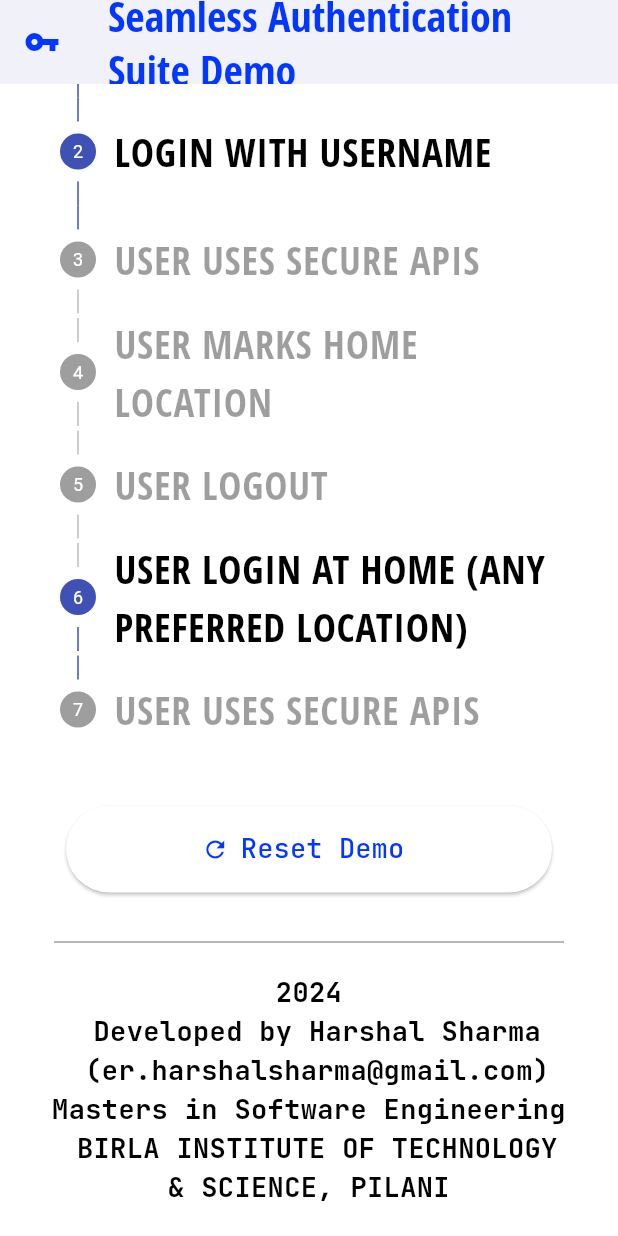
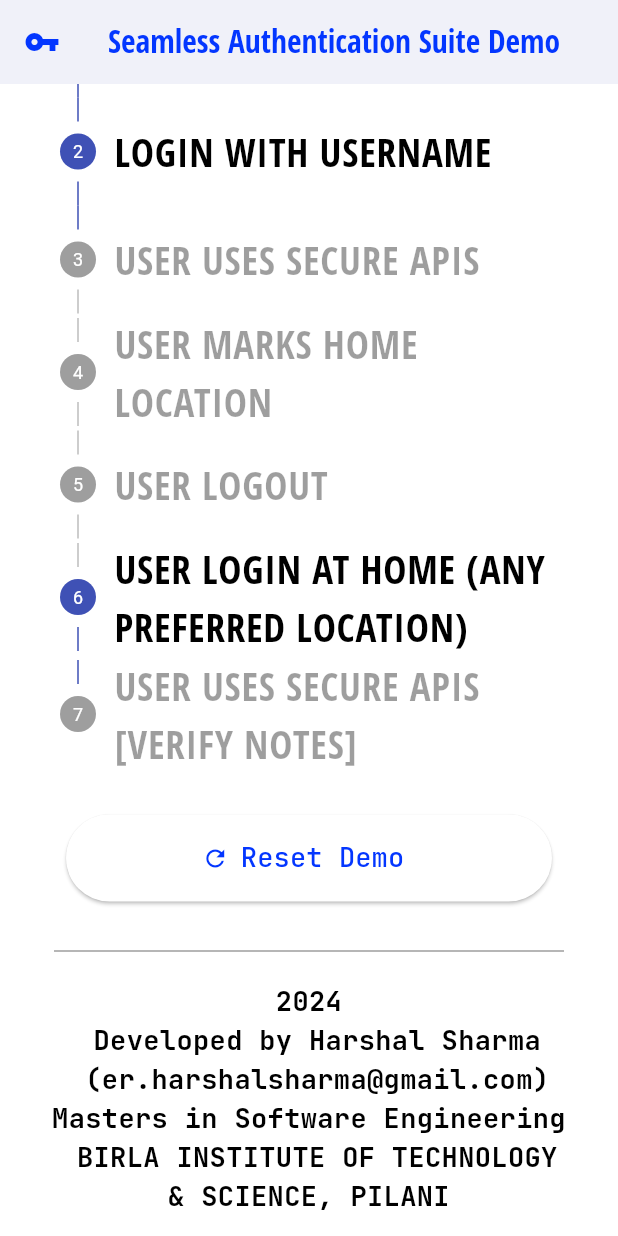
Before and after one commit to HarshalSharma/passkey-demo-frontend, a Flutter app: the screen it shows after launch, scrolled down 2880 dp, on a phone screen of 412 x 824 dp. Run offline on Flutter 3.47's test engine with Material 3 defaults, Android fonts, the phone set to English and light mode, and no system bars; our stand-ins replace flutter_spinkit, google_fonts, location; missing offline and left inert: dart:js, dart:js_util; accounts and stored records are empty.

Commit message:
fixed app bar title font size and minor dart fixes.

```diff
--- a/lib/main.dart
+++ b/lib/main.dart
@@ -49,6 +49,7 @@ class _RootWidgetState extends State<RootWidget> {
 
   @override
   Widget build(BuildContext context) {
+    Size screenSize = MediaQuery.of(context).size;
     return MaterialApp(
       debugShowCheckedModeBanner: false,
       title: 'Seamless Authentication Suite Demo',
@@ -57,9 +58,7 @@ class _RootWidgetState extends State<RootWidget> {
           appBar: AppBar(
             title: Text(
               "Seamless Authentication Suite Demo",
-              style: AppConstants.textTheme.titleLarge,
-              softWrap: true,
-              maxLines: 2,
+              style: screenSize.width > 500 ? AppConstants.textTheme.titleLarge : AppConstants.textTheme.titleSmall,
             ),
             leading: const Icon(Icons.vpn_key),
             backgroundColor: Colors.white,
--- a/lib/ui/main_demo/authn_by_location_step.dart
+++ b/lib/ui/main_demo/authn_by_location_step.dart
@@ -103,7 +103,7 @@ class _AuthNByLocationStepWidgetState extends State<AuthNByLocationStepWidget> {
       output = StepOutput(
           successful: true,
           timestamp: DateTime.now(),
-          output: "User ${user?.userHandle} Successfully logged In.");
+          output: "User ${user.userHandle} Successfully logged In.");
       StepStateApi.onSuccess(context);
     });
   }
--- a/lib/ui/main_demo/main_demo_steps.dart
+++ b/lib/ui/main_demo/main_demo_steps.dart
@@ -68,7 +68,7 @@ class MainDemoSteps {
             passkeyService: passkeyService, locationService: locationService),
         isEnabled: true));
     steps.add(DemoStep(
-        title: "USER USES SECURE APIS",
+        title: "USER USES SECURE APIS [VERIFY NOTES]",
         widget: NotesEditorStepWidget(
             passkeyService: passkeyService, notesAPI: remoteServices.notesApi),
 
--- a/lib/ui/utility_widgets/loading_widget.dart
+++ b/lib/ui/utility_widgets/loading_widget.dart
@@ -2,7 +2,6 @@ import 'package:flutter/material.dart';
 import 'package:flutter_spinkit/flutter_spinkit.dart';
 import 'package:google_fonts/google_fonts.dart';
 import 'package:passkey_demo_frontend/app_constants.dart';
-import 'package:provider/provider.dart';
 
 class Loading extends StatelessWidget {
   final Widget? child;
@@ -19,7 +18,7 @@ class Loading extends StatelessWidget {
           color: AppConstants.theme.colorScheme.secondary,
         ),
         Padding(
-          padding: EdgeInsets.all(16.0),
+          padding: const EdgeInsets.all(16.0),
           child: Text(
             "loading",
             style: GoogleFonts.jetBrainsMono(color: AppConstants.theme.colorScheme.primary),
```
Also changed, not shown: 1 other file.
